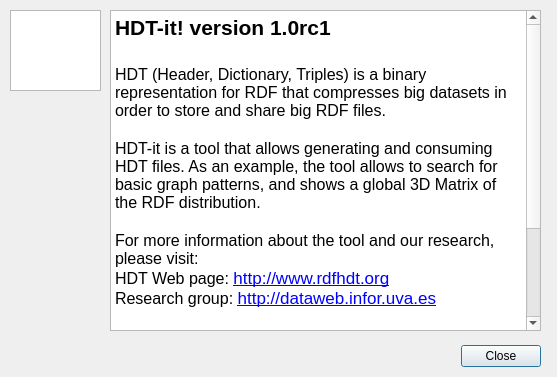
Qt form hdt-it/abouthdt.ui (rdfhdt/hdt-cpp) before a commit.
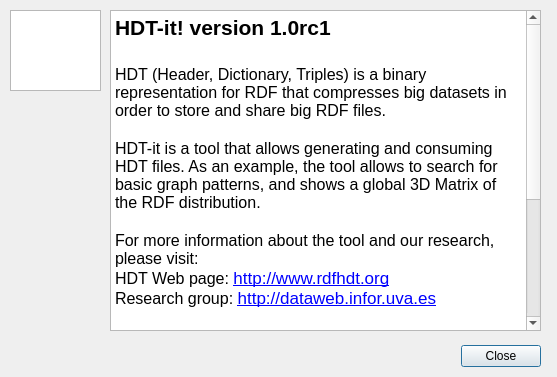
The same form after that commit. Icons and pictures are not drawn.

The edit to the form file:
```diff
--- a/hdt-it/abouthdt.ui
+++ b/hdt-it/abouthdt.ui
@@ -112,11 +112,15 @@
 &lt;p style=&quot; margin-top:0px; margin-bottom:0px; margin-left:0px; margin-right:0px; -qt-block-indent:0; text-indent:0px;&quot;&gt;Research group: &lt;a href=&quot;http://dataweb.infor.uva.es&quot;&gt;&lt;span style=&quot; font-size:13pt; text-decoration: underline; color:#0000ff;&quot;&gt;http://dataweb.infor.uva.es&lt;/span&gt;&lt;/a&gt;&lt;/p&gt;
 &lt;p style=&quot;-qt-paragraph-type:empty; margin-top:0px; margin-bottom:0px; margin-left:0px; margin-right:0px; -qt-block-indent:0; text-indent:0px;&quot;&gt;&lt;/p&gt;
 &lt;p style=&quot; margin-top:0px; margin-bottom:0px; margin-left:0px; margin-right:0px; -qt-block-indent:0; text-indent:0px;&quot;&gt;HDT was possible thanks to:&lt;/p&gt;
+&lt;p style=&quot; margin-top:0px; margin-bottom:0px; margin-left:0px; margin-right:0px; -qt-block-indent:0; text-indent:0px;&quot;&gt;Mario Arias Gallego &amp;lt;&lt;a href=&quot;mario.arias@deri.org&quot;&gt;&lt;span style=&quot; font-size:13pt; text-decoration: underline; color:#0000ff;&quot;&gt;mario.arias@deri.org&lt;/span&gt;&lt;/a&gt;&amp;gt;&lt;/p&gt;
 &lt;p style=&quot; margin-top:0px; margin-bottom:0px; margin-left:0px; margin-right:0px; -qt-block-indent:0; text-indent:0px;&quot;&gt;Javier D. Fernández García &amp;lt;&lt;a href=&quot;mailto:jfergar@infor.uva.es&quot;&gt;&lt;span style=&quot; text-decoration: underline; color:#0000ff;&quot;&gt;jfergar@infor.uva.es&lt;/span&gt;&lt;/a&gt;&amp;gt;&lt;/p&gt;
 &lt;p style=&quot; margin-top:0px; margin-bottom:0px; margin-left:0px; margin-right:0px; -qt-block-indent:0; text-indent:0px;&quot;&gt;Miguel A. Martínez-Prieto &amp;lt;&lt;a href=&quot;mailto:migumar2@infor.uva.es&quot;&gt;&lt;span style=&quot; text-decoration: underline; color:#0000ff;&quot;&gt;migumar2@infor.uva.es&lt;/span&gt;&lt;/a&gt;&amp;gt;&lt;/p&gt;
-&lt;p style=&quot; margin-top:0px; margin-bottom:0px; margin-left:0px; margin-right:0px; -qt-block-indent:0; text-indent:0px;&quot;&gt;Mario Arias Gallego &amp;lt;&lt;a href=&quot;mario.arias@deri.org&quot;&gt;&lt;span style=&quot; font-size:13pt; text-decoration: underline; color:#0000ff;&quot;&gt;mario.arias@deri.org&lt;/span&gt;&lt;/a&gt;&amp;gt;&lt;/p&gt;
 &lt;p style=&quot; margin-top:0px; margin-bottom:0px; margin-left:0px; margin-right:0px; -qt-block-indent:0; text-indent:0px;&quot;&gt;Claudio Gutierrez &amp;lt;&lt;a href=&quot;mailto:cgutierr@dcc.uchile.cl&quot;&gt;&lt;span style=&quot; font-size:13pt; text-decoration: underline; color:#0000ff;&quot;&gt;cgutierr@dcc.uchile.cl&lt;/span&gt;&lt;/a&gt;&amp;gt;&lt;/p&gt;
-&lt;p style=&quot; margin-top:0px; margin-bottom:0px; margin-left:0px; margin-right:0px; -qt-block-indent:0; text-indent:0px;&quot;&gt;Alejandro Andres &amp;lt;&lt;a href=&quot;mailto:fuzzy.alej@gmail.com&quot;&gt;&lt;span style=&quot; font-size:13pt; text-decoration: underline; color:#0000ff;&quot;&gt;fuzzy.alej@gmail.com&lt;/span&gt;&lt;/a&gt;&amp;gt;&lt;/p&gt;
+&lt;p style=&quot;-qt-paragraph-type:empty; margin-top:0px; margin-bottom:0px; margin-left:0px; margin-right:0px; -qt-block-indent:0; text-indent:0px;&quot;&gt;&lt;/p&gt;
+&lt;p style=&quot; margin-top:0px; margin-bottom:0px; margin-left:0px; margin-right:0px; -qt-block-indent:0; text-indent:0px;&quot;&gt;And the following organizations:&lt;/p&gt;
+&lt;p style=&quot; margin-top:0px; margin-bottom:0px; margin-left:0px; margin-right:0px; -qt-block-indent:0; text-indent:0px;&quot;&gt;University of Valladolid. &lt;a href=&quot;http://www.uva.es&quot;&gt;&lt;span style=&quot; text-decoration: underline; color:#0000ff;&quot;&gt;http://www.uva.es&lt;/span&gt;&lt;/a&gt;&lt;/p&gt;
+&lt;p style=&quot; margin-top:0px; margin-bottom:0px; margin-left:0px; margin-right:0px; -qt-block-indent:0; text-indent:0px;&quot;&gt;University of Chile. &lt;a href=&quot;http://dcc.uchile.cl&quot;&gt;&lt;span style=&quot; text-decoration: underline; color:#0000ff;&quot;&gt;http://dcc.uchile.cl&lt;/span&gt;&lt;/a&gt;&lt;/p&gt;
+&lt;p style=&quot; margin-top:0px; margin-bottom:0px; margin-left:0px; margin-right:0px; -qt-block-indent:0; text-indent:0px;&quot;&gt;Digital Enterprise Research Insitute. &lt;a href=&quot;http://www.deri.ie&quot;&gt;&lt;span style=&quot; text-decoration: underline; color:#0000ff;&quot;&gt;http://www.deri.ie&lt;/span&gt;&lt;/a&gt;&lt;/p&gt;
 &lt;p style=&quot;-qt-paragraph-type:empty; margin-top:0px; margin-bottom:0px; margin-left:0px; margin-right:0px; -qt-block-indent:0; text-indent:0px;&quot;&gt;&lt;/p&gt;&lt;/body&gt;&lt;/html&gt;</string>
    </property>
    <property name="openExternalLinks">
```
